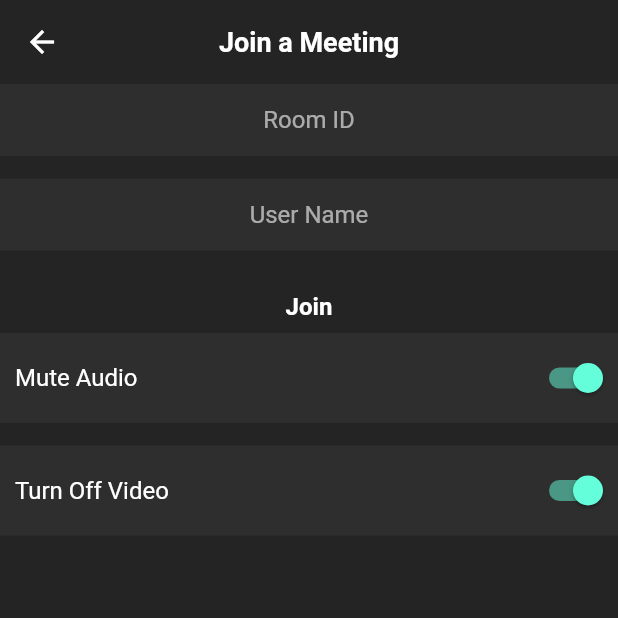
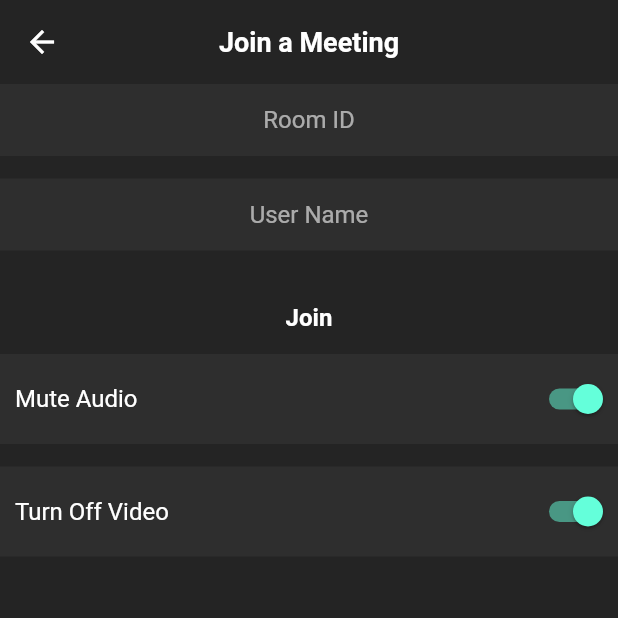
Before and after one commit to AQUIB-ZAMAN/Connctifiyaa, a Flutter app: the VideoCallScreen screen opened directly, on a phone screen of 412 x 824 dp, the top half of it. Run offline on Flutter 3.47's test engine with Material 2 defaults, Android fonts, the phone set to English and light mode, and no system bars; our stand-ins replace cloud_firestore, firebase_auth, firebase_core, google_sign_in; missing offline and left inert: jitsi_meet; accounts and stored records are empty.

Commit message:
Final chec update

```diff
--- a/lib/views/screens/video_call_screen.dart
+++ b/lib/views/screens/video_call_screen.dart
@@ -100,7 +100,7 @@ class _VideoCallScreenState extends State<VideoCallScreen> {
             InkWell(
               onTap: joinMeeting,
               child: Padding(
-                padding: const EdgeInsets.all(8.0),
+                padding: const EdgeInsets.all(15.0),
                 child: Text('Join',
                     style:
                         TextStyle(fontSize: 16, fontWeight: FontWeight.bold)),
```
